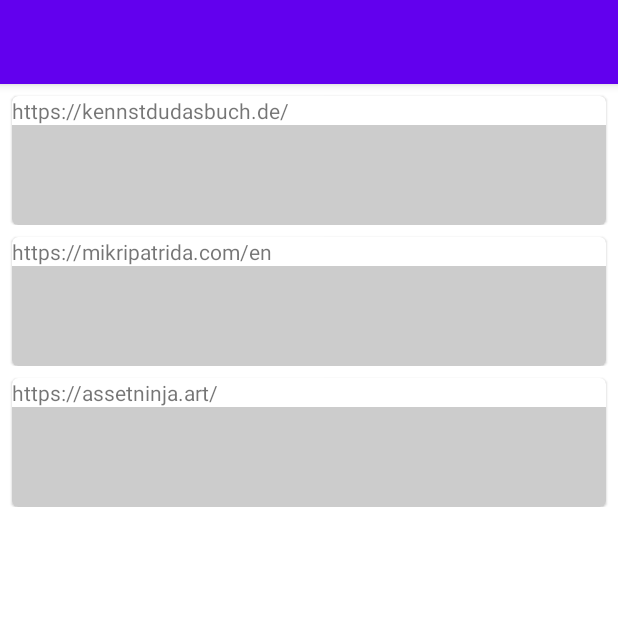
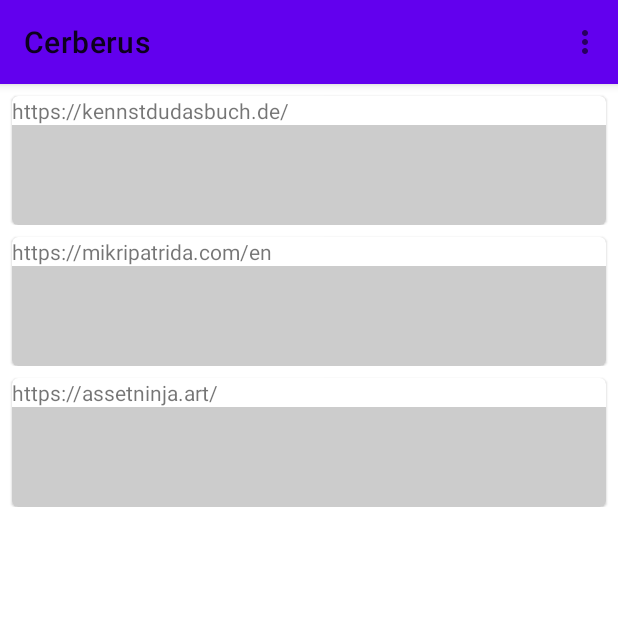
Before and after one commit to DarwinOrtiz/cerberus, an Android app: the screen it shows after launch (MainActivity), on a phone screen of 412 x 824 dp, the top half of it. Run offline under Robolectric (Android 15) with nearby library versions, the phone set to English and light mode, and no system bars; our stand-ins replace Room's generated code.

Commit message:
layout finetuning

```diff
--- a/app/src/main/java/com/salmoukas/cerberus/MainActivity.kt
+++ b/app/src/main/java/com/salmoukas/cerberus/MainActivity.kt
@@ -1,6 +1,8 @@
 package com.salmoukas.cerberus
 
 import android.os.Bundle
+import android.view.Menu
+import android.view.MenuItem
 import androidx.appcompat.app.AppCompatActivity
 
 class MainActivity : AppCompatActivity() {
@@ -10,5 +12,22 @@ class MainActivity : AppCompatActivity() {
 
         // inflate activity layout
         setContentView(R.layout.activity_main)
+        setSupportActionBar(findViewById(R.id.activity_main_toolbar))
+    }
+
+    override fun onCreateOptionsMenu(menu: Menu): Boolean {
+        // Inflate the menu; this adds items to the action bar if it is present.
+        menuInflater.inflate(R.menu.menu_main, menu)
+        return true
+    }
+
+    override fun onOptionsItemSelected(item: MenuItem): Boolean {
+        // Handle action bar item clicks here. The action bar will
+        // automatically handle clicks on the Home/Up button, so long
+        // as you specify a parent activity in AndroidManifest.xml.
+        return when (item.itemId) {
+            R.id.menu_main_action_settings -> true
+            else -> super.onOptionsItemSelected(item)
+        }
     }
 }
--- a/app/src/main/res/layout/activity_main.xml
+++ b/app/src/main/res/layout/activity_main.xml
@@ -7,10 +7,11 @@
     <com.google.android.material.appbar.AppBarLayout
         android:layout_width="match_parent"
         android:layout_height="wrap_content">
+
         <androidx.appcompat.widget.Toolbar
+            android:id="@+id/activity_main_toolbar"
             android:layout_width="match_parent"
-            android:layout_height="?attr/actionBarSize"
-            app:layout_scrollFlags="scroll|enterAlways" />
+            android:layout_height="?attr/actionBarSize" />
     </com.google.android.material.appbar.AppBarLayout>
 
     <FrameLayout
--- /dev/null
+++ b/app/src/main/res/menu/menu_main.xml
@@ -0,0 +1,8 @@
+<menu xmlns:android="http://schemas.android.com/apk/res/android"
+    xmlns:app="http://schemas.android.com/apk/res-auto">
+    <item
+        android:id="@+id/menu_main_action_settings"
+        android:orderInCategory="100"
+        android:title="@string/menu_main_action_settings"
+        app:showAsAction="never" />
+</menu>
--- a/app/src/main/res/values/strings.xml
+++ b/app/src/main/res/values/strings.xml
@@ -1,4 +1,5 @@
 <resources>
     <string name="app_name">Cerberus</string>
     <string name="monitoring_active">Active Monitoring</string>
+    <string name="menu_main_action_settings">Settings</string>
 </resources>
```
